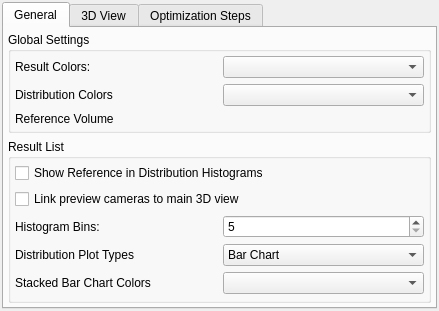
Before: the Qt Designer form modules/FiAKEr/FiAKErSettings.ui in 3dct/open_iA, drawn with Qt 5.
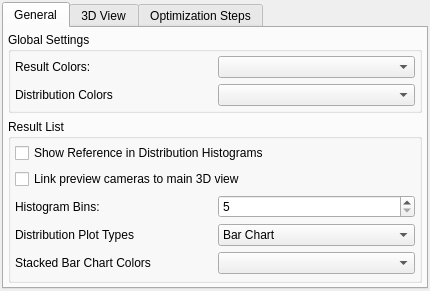
After: the same form once the commit is applied.

Commit message: FIAKER: Remove ref volume controls now unnecessary because of MdiChild merge

```diff
--- a/modules/FiAKEr/FiAKErSettings.ui
+++ b/modules/FiAKEr/FiAKErSettings.ui
@@ -6,7 +6,7 @@
    <rect>
     <x>0</x>
     <y>0</y>
-    <width>439</width>
+    <width>422</width>
     <height>288</height>
    </rect>
   </property>
@@ -66,13 +66,6 @@
           <property name="bottomMargin">
            <number>4</number>
           </property>
-          <item row="2" column="0">
-           <widget class="QLabel" name="lbReferenceVolume">
-            <property name="text">
-             <string>Reference Volume</string>
-            </property>
-           </widget>
-          </item>
           <item row="1" column="0">
            <widget class="QLabel" name="lbDistributionColors">
             <property name="text">
```
Left out of the diff: 8 changed lines with no effect on the pictures. The commit also changes 2 other files.
